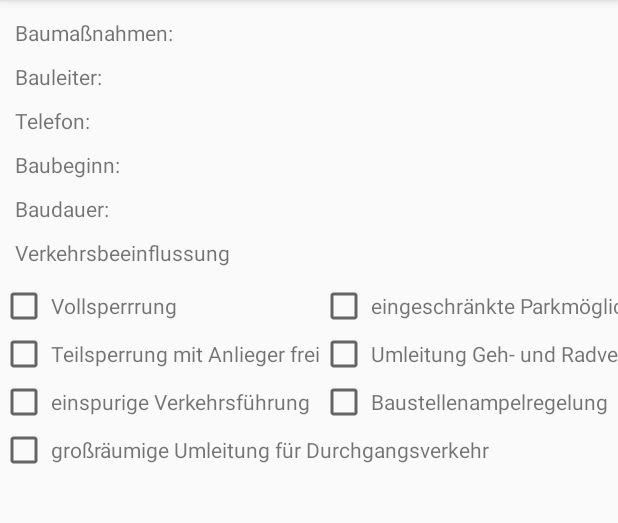
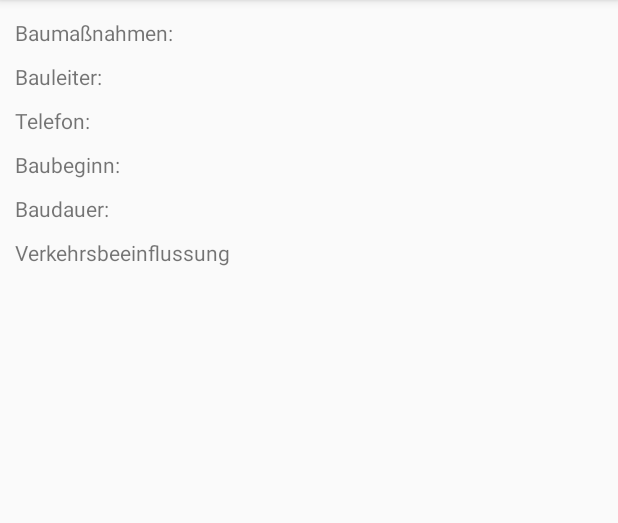
Before and after one commit to felixfuchs17/tis.ar, an Android app: the ConstructionActivity screen opened directly, with no data from a screen before it, on a phone screen of 412 x 824 dp, the part 84-607 px from its top. Run offline under Robolectric (Android 15) with nearby library versions, the phone set to English and light mode, and no system bars.

Commit message:
edit layout

```diff
--- a/app/src/main/java/ar/tis/tisar/ConstructionActivity.kt
+++ b/app/src/main/java/ar/tis/tisar/ConstructionActivity.kt
@@ -17,9 +17,7 @@ class ConstructionActivity : AppCompatActivity() {
 
     fun changeVisibility() {
         var textData: TextView = findViewById(R.id.V3) as TextView
-        var buttonData: CheckBox = findViewById(R.id.B3) as CheckBox
 
         textData.visibility = View.VISIBLE
-        buttonData.visibility = View.VISIBLE
     }
 }
--- a/app/src/main/res/layout/activity_construction_site.xml
+++ b/app/src/main/res/layout/activity_construction_site.xml
@@ -127,67 +127,65 @@
                         android:layout_width="match_parent"
                         android:layout_height="match_parent"
                         android:layout_marginTop="10dp"
-                        android:columnCount="4"
-                        android:rowCount="4"
+                        android:columnCount="2"
+                        android:rowCount="7"
                         android:orientation="horizontal">
 
-                <CheckBox/>
                 <TextView
                         android:id="@+id/V1"
                         android:layout_width="wrap_content"
                         android:layout_height="wrap_content"
                         android:layout_marginStart="2dp"
-                        android:text="@string/influence_point1"/>
-                <CheckBox/>
+                        android:text="@string/influence_point1"
+                        android:visibility="gone"/>
+
                 <TextView
                         android:id="@+id/V2"
                         android:layout_width="wrap_content"
                         android:layout_height="wrap_content"
                         android:layout_marginStart="2dp"
-                        android:text="@string/influence_point2"/>
-                <CheckBox/>
+                        android:text="@string/influence_point2"
+                        android:visibility="gone"/>
+
                 <TextView
                         android:id="@+id/V3"
                         android:layout_width="wrap_content"
                         android:layout_height="wrap_content"
                         android:layout_marginStart="2dp"
-                        android:text="@string/influence_point3"/>
-                <CheckBox/>
+                        android:text="@string/influence_point3"
+                        android:visibility="gone"/>
+
                 <TextView
                         android:id="@+id/V4"
                         android:layout_width="wrap_content"
                         android:layout_height="wrap_content"
                         android:layout_marginStart="2dp"
-                        android:text="@string/influence_point4"/>
-                <CheckBox/>
+                        android:text="@string/influence_point4"
+                        android:visibility="gone"/>
+
                 <TextView
                         android:id="@+id/V5"
                         android:layout_width="wrap_content"
                         android:layout_height="wrap_content"
                         android:layout_marginStart="2dp"
-                        android:text="@string/influence_point5"/>
-                <CheckBox/>
+                        android:text="@string/influence_point5"
+                        android:visibility="gone"/>
+
                 <TextView
                         android:id="@+id/V6"
                         android:layout_width="wrap_content"
                         android:layout_height="wrap_content"
                         android:layout_marginStart="2dp"
-                        android:text="@string/influence_point6"/>
-            </GridLayout>
+                        android:text="@string/influence_point6"
+                        android:visibility="gone"/>
 
-            <GridLayout android:id="@+id/GridLayoutInfluence2"
-                        android:layout_width="match_parent"
-                        android:layout_height="match_parent"
-                        android:columnCount="2"
-                        android:rowCount="1"
-                        android:orientation="horizontal">
-                <CheckBox/>
                 <TextView
                         android:id="@+id/V7"
                         android:layout_width="wrap_content"
                         android:layout_height="wrap_content"
                         android:layout_marginStart="2dp"
-                        android:text="@string/influence_point7"/>
+                        android:text="@string/influence_point7"
+                        android:visibility="gone"/>
             </GridLayout>
         </LinearLayout>
     </ScrollView>
--- a/app/src/main/res/values/strings.xml
+++ b/app/src/main/res/values/strings.xml
@@ -15,6 +15,4 @@
     <string name="influence_point5">einspurige Verkehrsführung</string>
     <string name="influence_point6">Baustellenampelregelung</string>
     <string name="influence_point7">großräumige Umleitung für Durchgangsverkehr</string>
-
-
 </resources>
```
